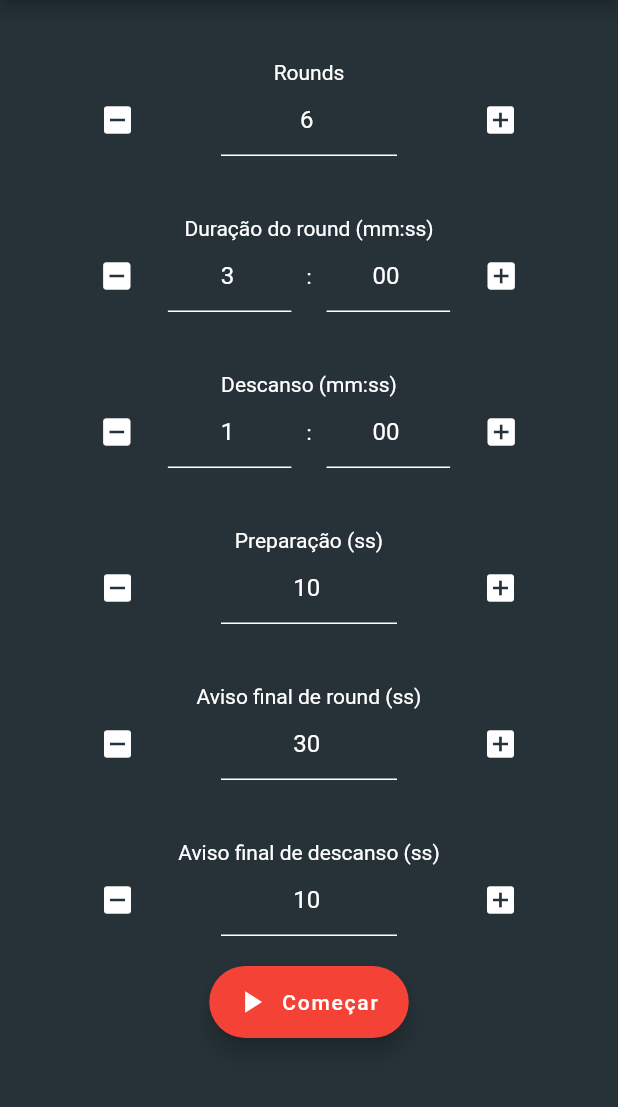
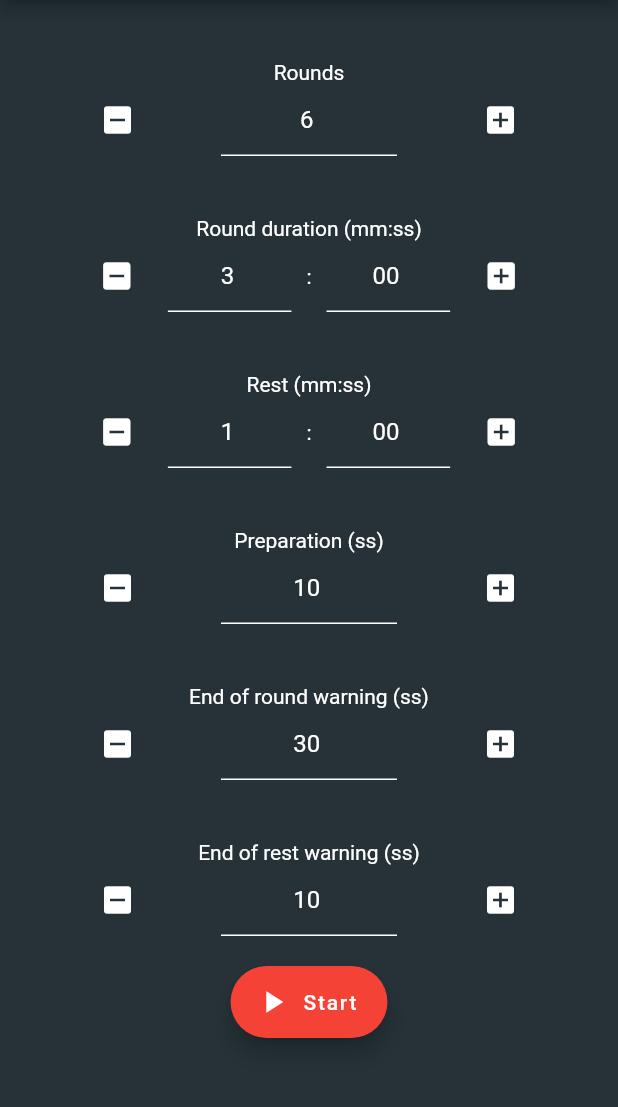
Before and after one commit to gustavo-falarz/round_timer, a Flutter app: the screen it shows after launch, on a phone screen of 412 x 824 dp, the part 84-1191 px from its top. Run offline on Flutter 3.47's test engine with Material 2 defaults, Android fonts, the phone set to English and light mode, and no system bars; our stand-ins replace audioplayers; missing offline and left inert: countdown, screen.

Commit message:
Experimenting with internationalization.

```diff
--- /dev/null
+++ b/lib/localization/localization.dart
@@ -0,0 +1,94 @@
+import 'package:flutter/material.dart';
+
+class AppLocalizations {
+  final Locale locale;
+
+  AppLocalizations(this.locale);
+
+  static AppLocalizations of(BuildContext context) {
+    return Localizations.of<AppLocalizations>(context, AppLocalizations);
+  }
+
+  static Map<String, Map<String, String>> _localizedValues = {
+    'en': {
+      'rounds_label': 'Rounds',
+      'round_duration_label': 'Round duration (mm:ss)',
+      'rest_duration_label': 'Rest (mm:ss)',
+      'delay_duration_label': 'Preparation (ss)',
+      'round_warning_label': 'End of round warning (ss)',
+      'rest_warning_label': 'End of rest warning (ss)',
+      'prepare_label': 'Prepare',
+      'rest_label': 'Rest',
+      'fight_label': 'Fight',
+      'start_label': 'Start',
+      'time_label': 'Time',
+      'end_label': 'End',
+      'round_label': 'Round',
+      'timer_title': 'Timer',
+      'app_name':'Round Timer'
+    },
+    'pt': {
+      'rounds_label': 'Rounds',
+      'round_duration_label': 'Duração do round (mm:ss)',
+      'rest_duration_label': 'Descanso (mm:ss)',
+      'delay_duration_label': 'Preparação (ss)',
+      'round_warning_label': 'Aviso final de round (ss)',
+      'rest_warning_label': 'Aviso final de descanso (ss)',
+      'prepare_label': 'Prepare-se',
+      'rest_label': 'Descanse',
+      'fight_label': 'Lute',
+      'start_label': 'Começar',
+      'time_label': 'Tempo',
+      'end_label': 'Fim',
+      'round_label': 'Round',
+      'timer_title': 'Timer',
+      'app_name':'Round Timer'
+    },
+  };
+
+  String get roundAmountLabel {
+    return _localizedValues[locale.languageCode]['rounds_label'];
+  }
+  String get roundDurationLabel {
+    return _localizedValues[locale.languageCode]['round_duration_label'];
+  }
+  String get restDurationLabel {
+    return _localizedValues[locale.languageCode]['rest_duration_label'];
+  }
+  String get delayDurationLabel {
+    return _localizedValues[locale.languageCode]['delay_duration_label'];
+  }
+  String get roundWarningLabel {
+    return _localizedValues[locale.languageCode]['round_warning_label'];
+  }
+  String get restWarningLabel {
+    return _localizedValues[locale.languageCode]['rest_warning_label'];
+  }
+  String get prepareLabel {
+    return _localizedValues[locale.languageCode]['prepare_label'];
+  }
+  String get restLabel {
+    return _localizedValues[locale.languageCode]['rest_label'];
+  }
+  String get fightLabel {
+    return _localizedValues[locale.languageCode]['fight_label'];
+  }
+  String get startLabel {
+    return _localizedValues[locale.languageCode]['start_label'];
+  }
+  String get timeLabel {
+    return _localizedValues[locale.languageCode]['time_label'];
+  }
+  String get endLabel {
+    return _localizedValues[locale.languageCode]['end_label'];
+  }
+  String get roundLabel {
+    return _localizedValues[locale.languageCode]['round_label'];
+  }
+  String get appName {
+    return _localizedValues[locale.languageCode]['app_name'];
+  }
+  String get timerTitle {
+    return _localizedValues[locale.languageCode]['timer_title'];
+  }
+}
--- /dev/null
+++ b/lib/localization/localization_delegate.dart
@@ -0,0 +1,19 @@
+import 'package:flutter/foundation.dart' show SynchronousFuture;
+import 'package:flutter/material.dart';
+
+import 'localization.dart';
+
+class AppLocalizationsDelegate extends LocalizationsDelegate<AppLocalizations> {
+  const AppLocalizationsDelegate();
+
+  @override
+  bool isSupported(Locale locale) => ['en', 'pt'].contains(locale.languageCode);
+
+  @override
+  Future<AppLocalizations> load(Locale locale) {
+    return SynchronousFuture<AppLocalizations>(AppLocalizations(locale));
+  }
+
+  @override
+  bool shouldReload(AppLocalizationsDelegate old) => false;
+}
--- a/lib/main.dart
+++ b/lib/main.dart
@@ -1,9 +1,12 @@
 import 'package:flutter/material.dart';
 import 'package:flutter/services.dart';
+import 'package:flutter_localizations/flutter_localizations.dart';
 import 'package:round_timer/screens/setup_screen.dart';
 import 'package:screen/screen.dart';
 
 import 'constants.dart';
+import 'localization/localization.dart';
+import 'localization/localization_delegate.dart';
 
 void main() => runApp(MyApp());
 
@@ -17,7 +20,16 @@ class MyApp extends StatelessWidget {
     Screen.keepOn(true);
     return MaterialApp(
       debugShowCheckedModeBanner: false,
-      title: 'Round timer',
+      onGenerateTitle: (BuildContext context) => AppLocalizations.of(context).appName,
+      localizationsDelegates: [
+        const AppLocalizationsDelegate(),
+        GlobalMaterialLocalizations.delegate,
+        GlobalWidgetsLocalizations.delegate,
+      ],
+      supportedLocales: [
+        const Locale('en', ''),
+        const Locale('pt', ''),
+      ],
       theme: ThemeData(
         primaryColor: Colors.red,
         accentColor: Colors.red,
--- a/lib/screens/setup_screen.dart
+++ b/lib/screens/setup_screen.dart
@@ -1,6 +1,7 @@
 import 'package:flutter/cupertino.dart';
 import 'package:flutter/material.dart';
 import 'package:round_timer/components/double_field.dart';
+import 'package:round_timer/localization/localization.dart';
 import 'package:round_timer/model/timer_data.dart';
 import 'package:round_timer/screens/timer_screen.dart';
 
@@ -48,6 +49,14 @@ class SetupTimerState extends State<SetupTimerScreen> {
   int delay = 10;
   int restWarning = 10;
   int roundWarning = 30;
+
+  String title= '';
+
+  @override
+  void didChangeDependencies() {
+    super.didChangeDependencies();
+    title = AppLocalizations.of(context).appName;
+  }
 
   int calcRound() {
     return int.parse(roundMin) * 60 + int.parse(roundSec);
@@ -133,7 +142,7 @@ class SetupTimerState extends State<SetupTimerScreen> {
 
     return Scaffold(
       appBar: AppBar(
-        title: Text('Round Timer'),
+        title: Text(title),
       ),
       body: Container(
         height: double.infinity,
@@ -146,7 +155,7 @@ class SetupTimerState extends State<SetupTimerScreen> {
               child: Column(
                 children: <Widget>[
                   SingleField(
-                    label: 'Rounds',
+                    label: AppLocalizations.of(context).roundAmountLabel,
                     onPressDec: () {
                       decRounds();
                     },
@@ -159,7 +168,7 @@ class SetupTimerState extends State<SetupTimerScreen> {
                     controller: roundController,
                   ),
                   DoubleField(
-                    label: 'Duração do round (mm:ss)',
+                    label: AppLocalizations.of(context).roundDurationLabel,
                     onPressInc: () {
                       incDuration();
                     },
@@ -176,7 +185,7 @@ class SetupTimerState extends State<SetupTimerScreen> {
                     secController: secController,
                   ),
                   DoubleField(
-                    label: 'Descanso (mm:ss)',
+                    label: AppLocalizations.of(context).restDurationLabel,
                     onPressInc: () {
                       incRest();
                     },
@@ -193,7 +202,7 @@ class SetupTimerState extends State<SetupTimerScreen> {
                     secController: restSecController,
                   ),
                   SingleField(
-                    label: 'Preparação (ss)',
+                    label: AppLocalizations.of(context).delayDurationLabel,
                     onPressDec: () {
                       decDelay();
                     },
@@ -206,7 +215,7 @@ class SetupTimerState extends State<SetupTimerScreen> {
                     controller: delayController,
                   ),
                   SingleField(
-                    label: 'Aviso final de round (ss)',
+                    label: AppLocalizations.of(context).roundWarningLabel,
                     onPressDec: () {
                       decRoundWarning();
                     },
@@ -219,7 +228,7 @@ class SetupTimerState extends State<SetupTimerScreen> {
                     controller: roundWarningController,
                   ),
                   SingleField(
-                    label: 'Aviso final de descanso (ss)',
+                    label: AppLocalizations.of(context).restWarningLabel,
                     onPressDec: () {
                       decRestWarning();
                     },
@@ -238,7 +247,7 @@ class SetupTimerState extends State<SetupTimerScreen> {
                         startCountDown(context);
                       },
                       icon: Icon(Icons.play_arrow),
-                      label: Text('Começar'),
+                      label: Text(AppLocalizations.of(context).startLabel),
                     ),
                   ),
                 ],
--- a/pubspec.yaml
+++ b/pubspec.yaml
@@ -10,10 +10,12 @@ description: A new Flutter application.
 version: 1.0.0+1
 
 environment:
-  sdk: ">=2.0.0-dev.68.0 <3.0.0"
+  sdk: ">=2.1.0-dev.68.0 <3.0.0"
 
 dependencies:
   flutter:
+    sdk: flutter
+  flutter_localizations:
     sdk: flutter
 
   # The following adds the Cupertino Icons font to your application.
```
Also changed, not shown: lib/screens/timer_screen.dart (+27 -15 lines).
